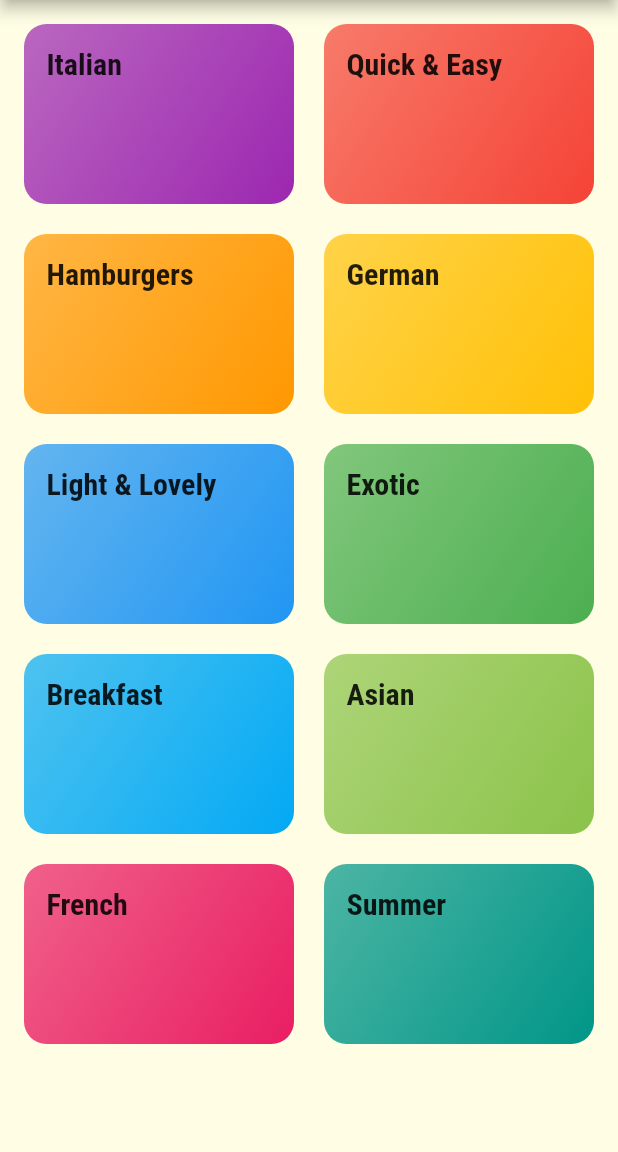
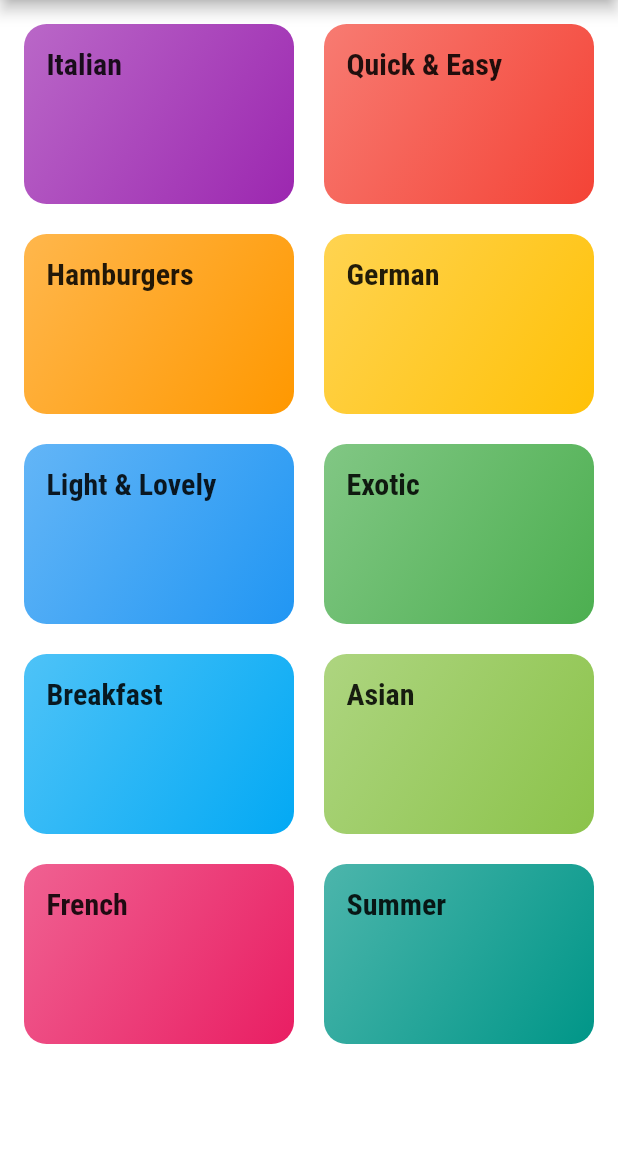
Before and after one commit to henhiro4r/FoodCatalogue, a Flutter app: the screen it shows after launch, on a phone screen of 412 x 824 dp, the part 84-1236 px from its top. Run offline on Flutter 3.47's test engine with Material 2 defaults, Android fonts, the phone set to English and light mode, and no system bars.

```diff
--- a/lib/main.dart
+++ b/lib/main.dart
@@ -1,4 +1,5 @@
 import 'package:flutter/material.dart';
+import 'package:foodcatalogue/screen/CategoryFoodsScreen.dart';
 import 'package:foodcatalogue/screen/CategoryScreen.dart';
 
 void main() => runApp(MyApp());
@@ -11,7 +12,7 @@ class MyApp extends StatelessWidget {
       theme: ThemeData(
         primarySwatch: Colors.deepOrange,
         accentColor: Colors.deepOrangeAccent,
-        canvasColor: Color.fromRGBO(255, 254, 229, 1),
+        canvasColor: Colors.white,
         fontFamily: 'Raleway',
         textTheme: ThemeData.light().textTheme.copyWith(
               body1: TextStyle(
@@ -27,7 +28,12 @@ class MyApp extends StatelessWidget {
               ),
             ),
       ),
-      home: CategoryScreen(),
+//      home: CategoryScreen(),
+      initialRoute: '/',
+      routes: {
+        '/': (ctx) => CategoryScreen(),
+        CategoryFoodsScreen.routeName: (ctx) => CategoryFoodsScreen(),
+      },
     );
   }
 }
```
Also changed, not shown: lib/adapter/CategoryAdapter.dart (+6 -6 lines), lib/screen/CategoryFoodsScreen.dart (+4 -5 lines).
